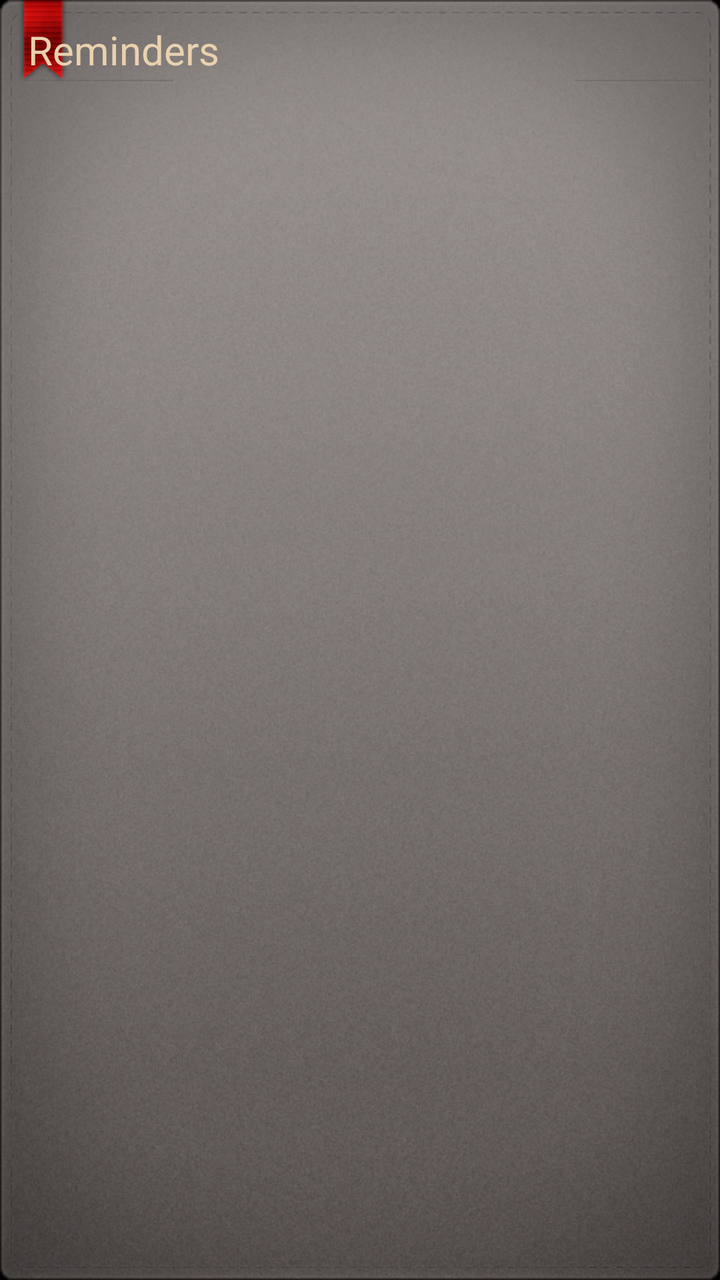
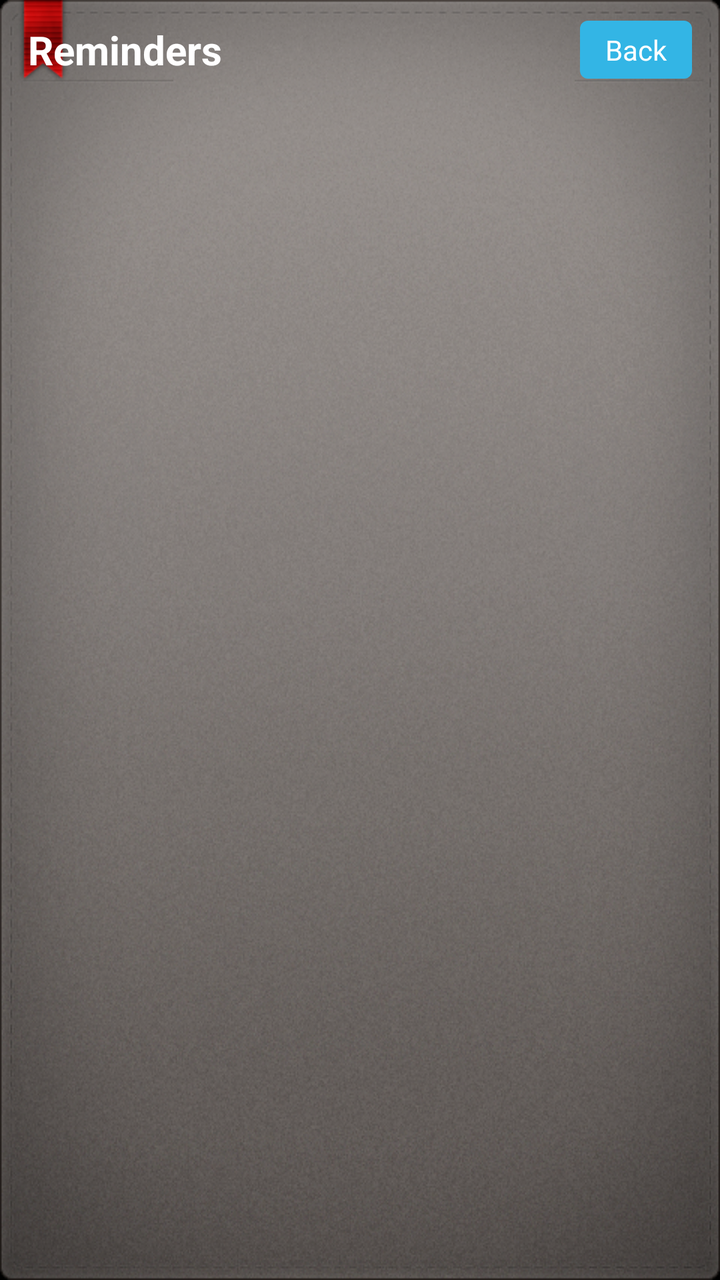

An Android layout rendered at two revisions. The XML below is the earlier revision; the diff shows what the commit changed to produce the second picture.
<!-- AndroidManifest.xml: activity theme NoteTheme -->
<!-- res/layout/alert_timeline.xml -->
<?xml version="1.0" encoding="utf-8"?>
<FrameLayout xmlns:android="http://schemas.android.com/apk/res/android"
    android:layout_width="fill_parent"
    android:layout_height="fill_parent"
    android:background="@drawable/list_background">

    <LinearLayout
        android:layout_width="fill_parent"
        android:layout_height="fill_parent"
        android:orientation="vertical">

        <TextView
            android:id="@+id/tv_timeline_title"
            android:layout_width="fill_parent"
            android:layout_height="wrap_content"
            android:background="@drawable/title_bar_bg"
            android:gravity="center_vertical"
            android:paddingLeft="14dp"
            android:paddingRight="14dp"
            android:paddingTop="10dp"
            android:paddingBottom="10dp"
            android:singleLine="true"
            android:text="@string/alert_timeline_title"
            android:textColor="#FFEAD1AE"
            android:textSize="@dimen/text_font_size_medium" />

        <ListView
            android:id="@+id/timeline_list"
            android:layout_width="fill_parent"
            android:layout_height="0dip"
            android:layout_weight="1"
            android:cacheColorHint="@null"
            android:divider="@null"
            android:fadingEdge="@null"
            android:listSelector="@android:color/transparent" />

        <TextView
            android:id="@+id/tv_timeline_empty"
            android:layout_width="fill_parent"
            android:layout_height="0dip"
            android:layout_weight="1"
            android:gravity="center"
            android:lineSpacingExtra="8dp"
            android:padding="28dp"
            android:text="@string/alert_timeline_empty"
            android:textColor="#FF6B5A4A"
            android:textSize="@dimen/text_font_size_small"
            android:visibility="gone" />
    </LinearLayout>
</FrameLayout>
<!-- resources referenced by this layout -->
<resources>
  <dimen name="text_font_size_medium">20sp</dimen>
  <dimen name="text_font_size_small">14sp</dimen>
  <!-- drawable list_background: png bitmap (drawable-hdpi, 567323 bytes) -->
  <!-- drawable title_bar_bg: png bitmap (drawable-hdpi, 5970 bytes) -->
  <string name="alert_timeline_empty">No reminders yet\nOpen a note, tap the overflow menu and choose \"Remind me\" to set a time</string>
  <string name="alert_timeline_title">Reminders</string>
  <style name="NoteTheme" parent="@android:style/Theme.Holo.Light">
          <item name="android:actionBarStyle">@style/NoteActionBarStyle</item>
      </style>
  <style name="NoteActionBarStyle" parent="@android:style/Widget.Holo.Light.ActionBar.Solid">
          <item name="android:displayOptions" />
          <item name="android:visibility">gone</item>
      </style>
</resources>

<!-- the commit's change to res/layout/alert_timeline.xml (unified diff, before → after) -->
@@ -9,20 +9,46 @@
         android:layout_height="fill_parent"
         android:orientation="vertical">
 
-        <TextView
-            android:id="@+id/tv_timeline_title"
+        <LinearLayout
             android:layout_width="fill_parent"
             android:layout_height="wrap_content"
             android:background="@drawable/title_bar_bg"
             android:gravity="center_vertical"
+            android:orientation="horizontal"
             android:paddingLeft="14dp"
             android:paddingRight="14dp"
-            android:paddingTop="10dp"
-            android:paddingBottom="10dp"
-            android:singleLine="true"
-            android:text="@string/alert_timeline_title"
-            android:textColor="#FFEAD1AE"
-            android:textSize="@dimen/text_font_size_medium" />
+            android:paddingTop="8dp"
+            android:paddingBottom="8dp">
+
+            <TextView
+                android:id="@+id/tv_timeline_title"
+                android:layout_width="0dip"
+                android:layout_height="wrap_content"
+                android:layout_weight="1"
+                android:singleLine="true"
+                android:text="@string/alert_timeline_title"
+                android:textColor="#FFFFFFFF"
+                android:textSize="@dimen/text_font_size_medium"
+                android:textStyle="bold" />
+
+            
+            <TextView
+                android:id="@+id/btn_timeline_back"
+                android:layout_width="wrap_content"
+                android:layout_height="wrap_content"
+                android:layout_marginLeft="12dp"
+                android:background="@drawable/btn_done_bg"
+                android:gravity="center"
+                android:minWidth="56dp"
+                android:paddingLeft="12dp"
+                android:paddingRight="12dp"
+                android:paddingTop="5dp"
+                android:paddingBottom="5dp"
+                android:singleLine="true"
+                android:text="@string/timeline_back"
+                android:textColor="#FFFFFFFF"
+                android:textSize="14sp" />
+        </LinearLayout>
 
         <ListView
             android:id="@+id/timeline_list"
@@ -42,8 +68,12 @@
             android:gravity="center"
             android:lineSpacingExtra="8dp"
             android:padding="28dp"
+            android:shadowColor="#99000000"
+            android:shadowDx="0"
+            android:shadowDy="1"
+            android:shadowRadius="3"
             android:text="@string/alert_timeline_empty"
-            android:textColor="#FF6B5A4A"
+            android:textColor="#FFFFFFFF"
             android:textSize="@dimen/text_font_size_small"
             android:visibility="gone" />
     </LinearLayout>
<!-- resource entries referenced after the edit -->
@@ -2,10 +2,20 @@
 <resources>
   <dimen name="text_font_size_medium">20sp</dimen>
   <dimen name="text_font_size_small">14sp</dimen>
+  <!-- drawable btn_done_bg (drawable) -->
+  <?xml version="1.0" encoding="utf-8"?>
+  <shape xmlns:android="http://schemas.android.com/apk/res/android"
+      android:shape="rectangle">
+  
+      <solid android:color="#FF33B5E5" />
+      <corners android:radius="4dip" />
+  
+  </shape>
   <!-- drawable list_background: png bitmap (drawable-hdpi, 567323 bytes) -->
   <!-- drawable title_bar_bg: png bitmap (drawable-hdpi, 5970 bytes) -->
   <string name="alert_timeline_empty">No reminders yet\nOpen a note, tap the overflow menu and choose \"Remind me\" to set a time</string>
   <string name="alert_timeline_title">Reminders</string>
+  <string name="timeline_back">Back</string>
   <style name="NoteTheme" parent="@android:style/Theme.Holo.Light">
           <item name="android:actionBarStyle">@style/NoteActionBarStyle</item>
       </style>
